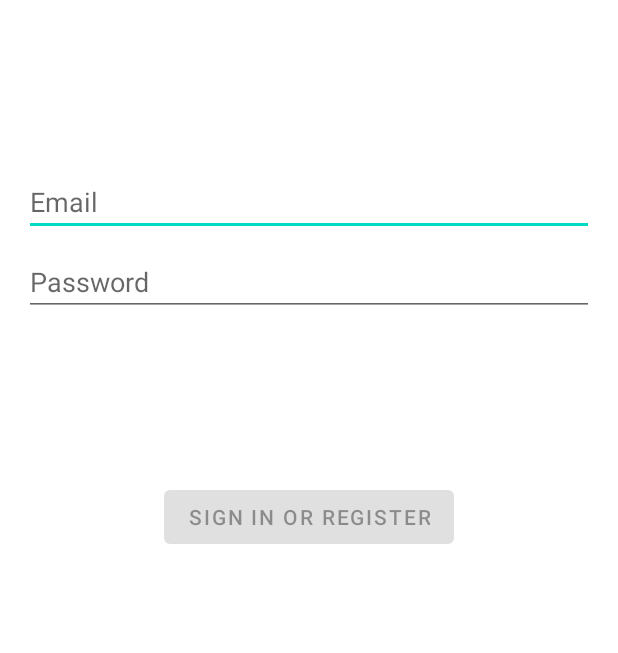
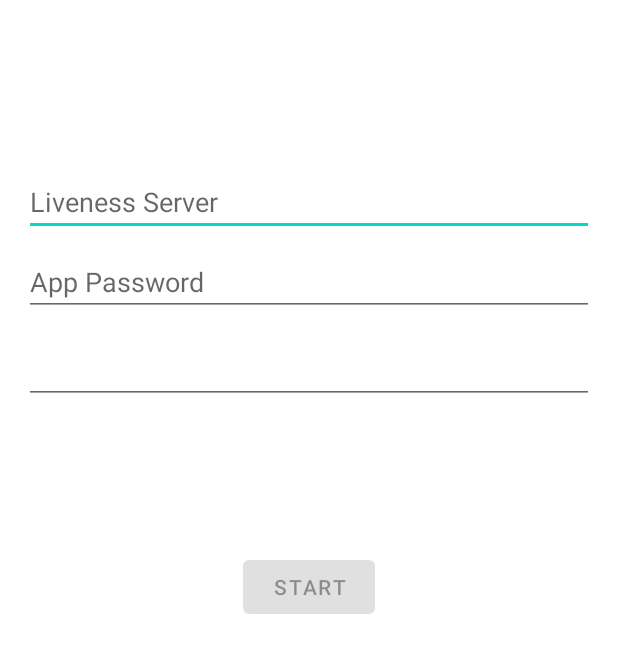
Before and after one commit to rmayr/livenesssignal-android, an Android app: the layout activity_login.xml on its own in the app's theme, with its tools: preview values and no code run, on a phone screen of 412 x 824 dp. Shown: the top 653 px of the screen. Run offline under Robolectric (Android 15) with nearby library versions, the phone set to English and light mode, and no system bars.

Commit message:
Add wizard created Settings activity and distinguish betweeh app and signal passwords in login screen

```diff
--- a/app/build.gradle
+++ b/app/build.gradle
@@ -43,6 +43,7 @@ dependencies {
     implementation 'androidx.constraintlayout:constraintlayout:2.1.0'
     implementation 'androidx.lifecycle:lifecycle-livedata-ktx:2.3.1'
     implementation 'androidx.lifecycle:lifecycle-viewmodel-ktx:2.3.1'
+    implementation 'androidx.preference:preference:1.1.1'
     testImplementation 'junit:junit:4.+'
     androidTestImplementation 'androidx.test.ext:junit:1.1.3'
     androidTestImplementation 'androidx.test.espresso:espresso-core:3.4.0'
--- a/app/src/main/AndroidManifest.xml
+++ b/app/src/main/AndroidManifest.xml
@@ -9,6 +9,10 @@
         android:roundIcon="@mipmap/ic_launcher_round"
         android:supportsRtl="true"
         android:theme="@style/Theme.LivenessSignal">
+        <activity
+            android:name=".ui.SettingsActivity"
+            android:exported="true"
+            android:label="@string/title_activity_settings" />
         <activity
             android:name=".ui.login.LoginActivity"
             android:exported="true"
--- a/app/src/main/java/at/jku/ins/android/liveness/android/ui/login/LoginActivity.kt
+++ b/app/src/main/java/at/jku/ins/android/liveness/android/ui/login/LoginActivity.kt
@@ -27,8 +27,8 @@ class LoginActivity : AppCompatActivity() {
         binding = ActivityLoginBinding.inflate(layoutInflater)
         setContentView(binding.root)
 
-        val username = binding.username
-        val password = binding.password
+        val username = binding.server
+        val password = binding.appPassword
         val login = binding.login
         val loading = binding.loading
 
@@ -38,7 +38,7 @@ class LoginActivity : AppCompatActivity() {
         loginViewModel.loginFormState.observe(this@LoginActivity, Observer {
             val loginState = it ?: return@Observer
 
-            // disable login button unless both username / password is valid
+            // disable login button unless both server / appPassword is valid
             login.isEnabled = loginState.isDataValid
 
             if (loginState.usernameError != null) {
--- a/app/src/main/java/at/jku/ins/android/liveness/android/ui/login/LoginViewModel.kt
+++ b/app/src/main/java/at/jku/ins/android/liveness/android/ui/login/LoginViewModel.kt
@@ -39,7 +39,7 @@ class LoginViewModel(private val loginRepository: LoginRepository) : ViewModel()
         }
     }
 
-    // A placeholder username validation check
+    // A placeholder server validation check
     private fun isUserNameValid(username: String): Boolean {
         return if (username.contains('@')) {
             Patterns.EMAIL_ADDRESS.matcher(username).matches()
@@ -48,7 +48,7 @@ class LoginViewModel(private val loginRepository: LoginRepository) : ViewModel()
         }
     }
 
-    // A placeholder password validation check
+    // A placeholder appPassword validation check
     private fun isPasswordValid(password: String): Boolean {
         return password.length > 5
     }
--- a/app/src/main/res/layout-w1240dp/activity_login.xml
+++ b/app/src/main/res/layout-w1240dp/activity_login.xml
@@ -12,12 +12,12 @@
     tools:context=".ui.login.LoginActivity">
 
     <EditText
-        android:id="@+id/username"
+        android:id="@+id/server"
         android:layout_width="0dp"
         android:layout_height="wrap_content"
         android:layout_marginTop="96dp"
         android:autofillHints="@string/prompt_email"
-        android:hint="@string/prompt_email"
+        android:hint="@string/prompt_server"
         android:inputType="textEmailAddress"
         android:selectAllOnFocus="true"
         app:layout_constraintEnd_toEndOf="parent"
@@ -25,19 +25,19 @@
         app:layout_constraintTop_toTopOf="parent" />
 
     <EditText
-        android:id="@+id/password"
+        android:id="@+id/appPassword"
         android:layout_width="0dp"
         android:layout_height="wrap_content"
         android:layout_marginTop="8dp"
         android:autofillHints="@string/prompt_password"
-        android:hint="@string/prompt_password"
-        android:imeActionLabel="@string/action_sign_in_short"
+        android:hint="@string/prompt_app_password"
+        android:imeActionLabel="@string/action_start_short"
         android:imeOptions="actionDone"
         android:inputType="textPassword"
         android:selectAllOnFocus="true"
         app:layout_constraintEnd_toEndOf="parent"
         app:layout_constraintStart_toStartOf="parent"
-        app:layout_constraintTop_toBottomOf="@+id/username" />
+        app:layout_constraintTop_toBottomOf="@+id/server" />
 
     <Button
         android:id="@+id/login"
@@ -47,11 +47,11 @@
         android:layout_marginTop="16dp"
         android:layout_marginBottom="64dp"
         android:enabled="false"
-        android:text="@string/action_sign_in"
+        android:text="@string/action_start"
         app:layout_constraintBottom_toBottomOf="parent"
         app:layout_constraintEnd_toEndOf="parent"
         app:layout_constraintStart_toStartOf="parent"
-        app:layout_constraintTop_toBottomOf="@+id/password"
+        app:layout_constraintTop_toBottomOf="@+id/appPassword"
         app:layout_constraintVertical_bias="0.2" />
 
     <ProgressBar
@@ -63,8 +63,8 @@
         android:layout_marginBottom="64dp"
         android:visibility="gone"
         app:layout_constraintBottom_toBottomOf="parent"
-        app:layout_constraintEnd_toEndOf="@+id/password"
-        app:layout_constraintStart_toStartOf="@+id/password"
+        app:layout_constraintEnd_toEndOf="@+id/appPassword"
+        app:layout_constraintStart_toStartOf="@+id/appPassword"
         app:layout_constraintTop_toTopOf="parent"
         app:layout_constraintVertical_bias="0.3" />
 
--- a/app/src/main/res/layout-w936dp/activity_login.xml
+++ b/app/src/main/res/layout-w936dp/activity_login.xml
@@ -18,12 +18,12 @@
         app:layout_constraintStart_toStartOf="parent">
 
         <EditText
-            android:id="@+id/username"
+            android:id="@+id/server"
             android:layout_width="0dp"
             android:layout_height="wrap_content"
             android:layout_marginTop="96dp"
             android:autofillHints="@string/prompt_email"
-            android:hint="@string/prompt_email"
+            android:hint="@string/prompt_server"
             android:inputType="textEmailAddress"
             android:selectAllOnFocus="true"
             app:layout_constraintEnd_toEndOf="parent"
@@ -31,19 +31,19 @@
             app:layout_constraintTop_toTopOf="parent" />
 
         <EditText
-            android:id="@+id/password"
+            android:id="@+id/appPassword"
             android:layout_width="0dp"
             android:layout_height="wrap_content"
             android:layout_marginTop="8dp"
             android:autofillHints="@string/prompt_password"
-            android:hint="@string/prompt_password"
-            android:imeActionLabel="@string/action_sign_in_short"
+            android:hint="@string/prompt_app_password"
+            android:imeActionLabel="@string/action_start_short"
             android:imeOptions="actionDone"
             android:inputType="textPassword"
             android:selectAllOnFocus="true"
             app:layout_constraintEnd_toEndOf="parent"
             app:layout_constraintStart_toStartOf="parent"
-            app:layout_constraintTop_toBottomOf="@+id/username" />
+            app:layout_constraintTop_toBottomOf="@+id/server" />
 
         <Button
             android:id="@+id/login"
@@ -53,11 +53,11 @@
             android:layout_marginTop="16dp"
             android:layout_marginBottom="64dp"
             android:enabled="false"
-            android:text="@string/action_sign_in"
+            android:text="@string/action_start"
             app:layout_constraintBottom_toBottomOf="parent"
             app:layout_constraintEnd_toEndOf="parent"
             app:layout_constraintStart_toStartOf="parent"
-            app:layout_constraintTop_toBottomOf="@+id/password"
+            app:layout_constraintTop_toBottomOf="@+id/appPassword"
             app:layout_constraintVertical_bias="0.2" />
 
         <ProgressBar
@@ -69,8 +69,8 @@
             android:layout_marginBottom="64dp"
             android:visibility="gone"
             app:layout_constraintBottom_toBottomOf="parent"
-            app:layout_constraintEnd_toEndOf="@+id/password"
-            app:layout_constraintStart_toStartOf="@+id/password"
+            app:layout_constraintEnd_toEndOf="@+id/appPassword"
+            app:layout_constraintStart_toStartOf="@+id/appPassword"
             app:layout_constraintTop_toTopOf="parent"
             app:layout_constraintVertical_bias="0.3" />
 
--- a/app/src/main/res/layout/activity_login.xml
+++ b/app/src/main/res/layout/activity_login.xml
@@ -12,12 +12,12 @@
     tools:context=".ui.login.LoginActivity">
 
     <EditText
-        android:id="@+id/username"
+        android:id="@+id/server"
         android:layout_width="0dp"
         android:layout_height="wrap_content"
         android:layout_marginTop="96dp"
-        android:autofillHints="@string/prompt_email"
-        android:hint="@string/prompt_email"
+        android:autofillHints="@string/prompt_server"
+        android:hint="@string/prompt_server"
         android:inputType="textEmailAddress"
         android:selectAllOnFocus="true"
         app:layout_constraintEnd_toEndOf="parent"
@@ -25,19 +25,31 @@
         app:layout_constraintTop_toTopOf="parent" />
 
     <EditText
-        android:id="@+id/password"
+        android:id="@+id/appPassword"
         android:layout_width="0dp"
         android:layout_height="wrap_content"
         android:layout_marginTop="8dp"
-        android:autofillHints="@string/prompt_password"
-        android:hint="@string/prompt_password"
-        android:imeActionLabel="@string/action_sign_in_short"
+        android:autofillHints="@string/prompt_app_password"
+        android:hint="@string/prompt_app_password"
+        android:imeActionLabel="@string/action_start_short"
         android:imeOptions="actionDone"
         android:inputType="textPassword"
         android:selectAllOnFocus="true"
         app:layout_constraintEnd_toEndOf="parent"
         app:layout_constraintStart_toStartOf="parent"
-        app:layout_constraintTop_toBottomOf="@+id/username" />
+        app:layout_constraintTop_toBottomOf="@+id/server" />
+
+    <EditText
+        android:id="@+id/signalPassword"
+        android:layout_width="0dp"
+        android:layout_height="wrap_content"
+        android:layout_marginTop="13dp"
+        android:ems="10"
+        android:inputType="textPassword"
+        android:selectAllOnFocus="true"
+        app:layout_constraintEnd_toEndOf="parent"
+        app:layout_constraintStart_toStartOf="parent"
+        app:layout_constraintTop_toBottomOf="@+id/appPassword" />
 
     <Button
         android:id="@+id/login"
@@ -47,11 +59,11 @@
         android:layout_marginTop="16dp"
         android:layout_marginBottom="64dp"
         android:enabled="false"
-        android:text="@string/action_sign_in"
+        android:text="@string/action_start"
         app:layout_constraintBottom_toBottomOf="parent"
         app:layout_constraintEnd_toEndOf="parent"
         app:layout_constraintStart_toStartOf="parent"
-        app:layout_constraintTop_toBottomOf="@+id/password"
+        app:layout_constraintTop_toBottomOf="@+id/signalPassword"
         app:layout_constraintVertical_bias="0.2" />
 
     <ProgressBar
@@ -63,8 +75,8 @@
         android:layout_marginBottom="64dp"
         android:visibility="gone"
         app:layout_constraintBottom_toBottomOf="parent"
-        app:layout_constraintEnd_toEndOf="@+id/password"
-        app:layout_constraintStart_toStartOf="@+id/password"
+        app:layout_constraintEnd_toEndOf="@+id/appPassword"
+        app:layout_constraintStart_toStartOf="@+id/appPassword"
         app:layout_constraintTop_toTopOf="parent"
         app:layout_constraintVertical_bias="0.3" />
 
--- a/app/src/main/res/values/strings.xml
+++ b/app/src/main/res/values/strings.xml
@@ -1,12 +1,28 @@
 <resources>
     <string name="app_name">Liveness Signal</string>
     <!-- Strings related to login -->
-    <string name="prompt_email">Email</string>
-    <string name="prompt_password">Password</string>
-    <string name="action_sign_in">Sign in or register</string>
-    <string name="action_sign_in_short">Sign in</string>
+    <string name="prompt_server">Liveness Server</string>
+    <string name="prompt_app_password">App Password</string>
+    <string name="action_start">Start</string>
+    <string name="action_start_short">Start</string>
     <string name="welcome">"Welcome !"</string>
     <string name="invalid_username">Not a valid username</string>
     <string name="invalid_password">Password must be >5 characters</string>
     <string name="login_failed">"Login failed"</string>
+    <string name="title_activity_settings">SettingsActivity</string>
+
+    <!-- Preference Titles -->
+    <string name="messages_header">Messages</string>
+    <string name="sync_header">Sync</string>
+
+    <!-- Messages Preferences -->
+    <string name="signature_title">Your signature</string>
+    <string name="reply_title">Default reply action</string>
+
+    <!-- Sync Preferences -->
+    <string name="sync_title">Sync email periodically</string>
+    <string name="attachment_title">Download incoming attachments</string>
+    <string name="attachment_summary_on">Automatically download attachments for incoming emails
+    </string>
+    <string name="attachment_summary_off">Only download attachments when manually requested</string>
 </resources>
```
Also changed, not shown: app/src/main/java/at/jku/ins/android/liveness/android/ui/SettingsActivity.kt (added, +26 -0 lines), app/src/main/res/layout/settings_activity.xml (added, +9 -0 lines), app/src/main/res/values/arrays.xml (added, +12 -0 lines), app/src/main/res/xml/root_preferences.xml (added, +35 -0 lines).
